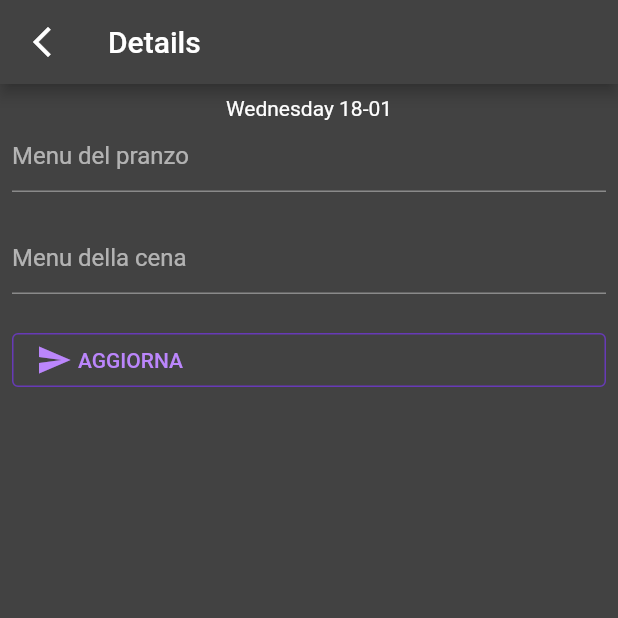
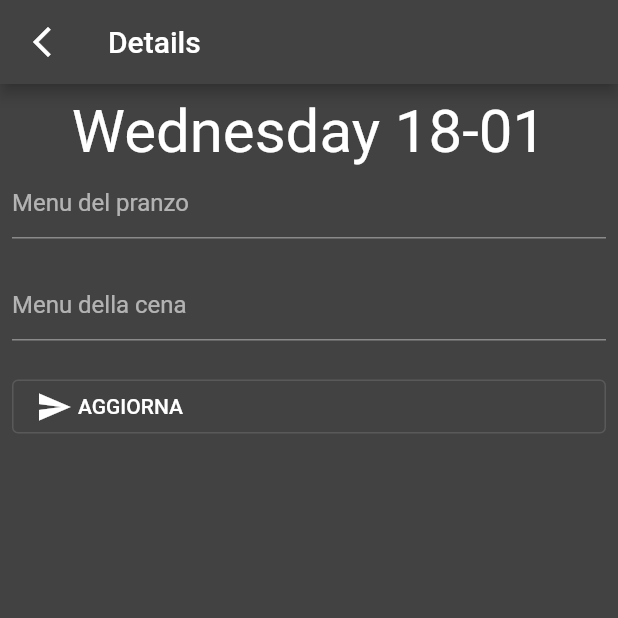
Before and after one commit to mattetom/mymeal, a Flutter app: the DayOfWeekDetailsPage screen opened directly with empty values, on a phone screen of 412 x 824 dp, the top half of it. Run offline on Flutter 3.47's test engine with Material 2 defaults, Android fonts, the phone set to English and light mode, and no system bars; our stand-ins replace cloud_firestore, firebase_analytics, firebase_auth, firebase_core, go_router, google_fonts; missing offline and left inert: firebase_ui_auth; accounts and stored records are empty.

Commit message:
Improved UI.

```diff
--- a/lib/authentication.dart
+++ b/lib/authentication.dart
@@ -22,7 +22,7 @@ class AuthFunc extends StatelessWidget {
       children: [
         Padding(
           padding: const EdgeInsets.only(left: 24, bottom: 8),
-          child: OutlinedButton(
+          child: StyledButton(
               onPressed: () {
                 !loggedIn ? context.push('/sign-in') : signOut();
               },
--- a/lib/dayofweek.dart
+++ b/lib/dayofweek.dart
@@ -3,6 +3,7 @@ import 'package:firebase_analytics/firebase_analytics.dart';
 import 'package:flutter/material.dart';
 import 'package:go_router/go_router.dart';
 import 'package:intl/intl.dart';
+import 'package:menu/widgets.dart';
 
 class DayOfWeekPage extends StatelessWidget {
   final String itemID;
@@ -52,7 +53,7 @@ class DayOfWeekPage extends StatelessWidget {
                 mainAxisAlignment: MainAxisAlignment.end,
                 children: <Widget>[
                   const SizedBox(width: 8),
-                  TextButton(
+                  StyledButton(
                     child: const Text('EDIT'),
                     onPressed: () {
                       context.push('/details/' + itemID);
--- a/lib/dayofweek_details.dart
+++ b/lib/dayofweek_details.dart
@@ -61,8 +61,11 @@ class _DayOfWeekDetailsPageState extends State<DayOfWeekDetailsPage> {
                   key: _formKey,
                   child: Column(
                     children: [
-                      Text(DateFormat('EEEE DD-MM')
-                          .format(dayOfWeek.day!.toDate())),
+                      Text(
+                        DateFormat('EEEE DD-MM')
+                            .format(dayOfWeek.day!.toDate()),
+                        style: TextStyle(fontSize: 40),
+                      ),
                       TextFormField(
                         controller: _controllerLaunch,
                         decoration: const InputDecoration(
--- a/lib/main.dart
+++ b/lib/main.dart
@@ -123,9 +123,8 @@ class App extends StatelessWidget {
       theme: ThemeData.from(colorScheme: ColorScheme.dark()).copyWith(
         buttonTheme: Theme.of(context)
             .buttonTheme
-            .copyWith(highlightColor: Colors.deepPurple),
+            .copyWith(highlightColor: Colors.white),
         visualDensity: VisualDensity.adaptivePlatformDensity,
-        primaryColor: Colors.blue,
         textTheme:
             GoogleFonts.frederickaTheGreatTextTheme(Theme.of(context).textTheme)
                 .apply(
--- a/lib/widgets.dart
+++ b/lib/widgets.dart
@@ -60,7 +60,8 @@ class StyledButton extends StatelessWidget {
   @override
   Widget build(BuildContext context) => OutlinedButton(
         style: OutlinedButton.styleFrom(
-            side: const BorderSide(color: Colors.deepPurple)),
+            // side: const BorderSide(color: Colors.deepPurple),
+            foregroundColor: Colors.white),
         onPressed: onPressed,
         child: child,
       );
```
